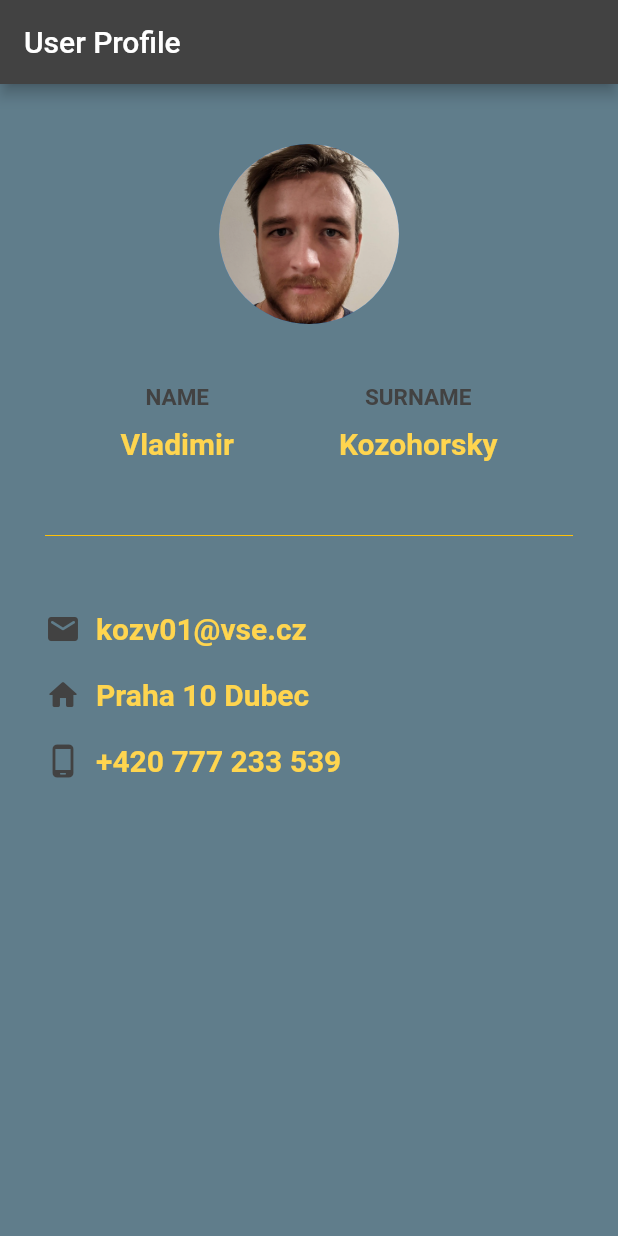
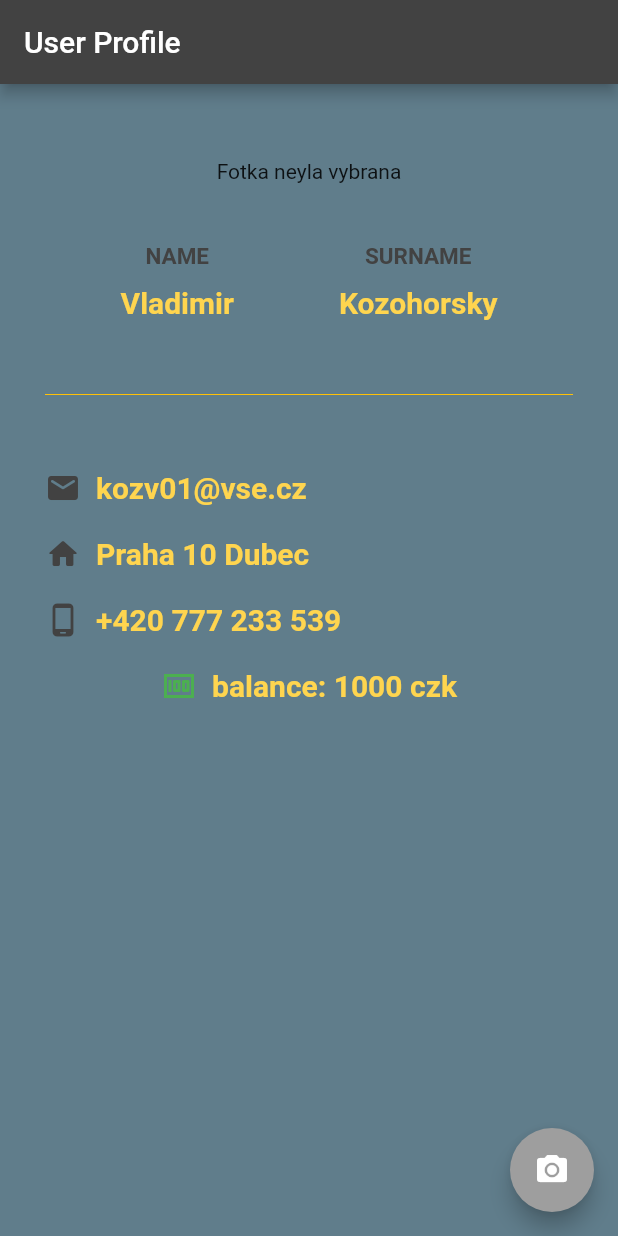
Before and after one commit to kozohorsky/flutterApp, a Flutter app: the screen it shows after launch, on a phone screen of 412 x 824 dp. Run offline on Flutter 3.47's test engine with Material 2 defaults, Android fonts, the phone set to English and light mode, and no system bars; our stand-ins replace image_picker.

Commit message:
last commit

```diff
--- /dev/null
+++ b/flutter_app/lib/customer.dart
@@ -0,0 +1,18 @@
+class Customer {
+  String name;
+  String surname;
+  String address;
+  String email;
+  String phone;
+  String photo;
+  int balance;
+
+  Customer(
+      {this.name,
+      this.surname,
+      this.address,
+      this.email,
+      this.phone,
+      this.photo,
+      this.balance});
+}
--- a/flutter_app/lib/main.dart
+++ b/flutter_app/lib/main.dart
@@ -1,8 +1,49 @@
+import 'dart:io';
+import 'dart:developer';
 import 'package:flutter/material.dart';
+import 'package:image_picker/image_picker.dart';
+import 'customer.dart';
 
 void main() => runApp(MaterialApp(home: Home()));
 
-class Home extends StatelessWidget {
+class Home extends StatefulWidget {
+  List<Customer> customers = [
+    Customer(
+        name: 'Vladimir',
+        surname: 'Kozohorsky',
+        address: 'Praha 10',
+        email: 'kozv01@vse.cz',
+        phone: '777 233 539',
+        photo: 'avatar.png',
+        balance: 1000),
+    Customer(
+        name: 'Monika',
+        surname: 'Kozohorska',
+        address: 'Praha 10',
+        email: 'monika.k@seznam.cz',
+        phone: '777 233 538',
+        photo: 'stockapp.png',
+        balance: 20)
+  ];
+
+  @override
+  _HomeState createState() => _HomeState();
+}
+
+class _HomeState extends State<Home> {
+  int cash = 1000;
+  File _image;
+  final imagePicker = ImagePicker();
+  Future getImage() async {
+    final image = await imagePicker.getImage(source: ImageSource.camera);
+    setState(() {
+
+      _image = File(image.path);
+
+    });
+    log(_image.path);
+  }
+
   @override
   Widget build(BuildContext context) {
     return Scaffold(
@@ -11,15 +52,28 @@ class Home extends StatelessWidget {
         title: Text('User Profile'),
         backgroundColor: Colors.grey[800],
       ),
-      body: Padding(
+      floatingActionButton: FloatingActionButton(
+          backgroundColor: Colors.grey,
+          onPressed: getImage,
+          child: Icon(Icons.camera_alt)),
+      body: SingleChildScrollView(
+        padding: EdgeInsets.fromLTRB(0.0, 0.0, 0.0, 30.0),
+        child:       Padding(
         padding: EdgeInsets.fromLTRB(30.0, 40.0, 30.0, 0.0),
         child: Column(
           children: <Widget>[
             Center(
-              child: CircleAvatar(
-                backgroundImage: AssetImage('assets/avatar.png'),
-                radius: 60.0,
-              ),
+             child: Container(
+               padding: EdgeInsets.fromLTRB(60.0, 10.0, 60.0, 0.0),
+  child: _image == null ? Text("Fotka neyla vybrana") : Image.file(_image)
+)
+             // child: CircleAvatar(
+              //  backgroundImage: _image == null
+              //      ? AssetImage('assets/avatar.png')
+              //      : AssetImage(_image.path),
+              //  radius: 60.0,
+             // ),
+              //child: _image == null ? Text("Fotka neyla vybrana") : Image.file(_image)
             ),
             SizedBox(height: 40.0),
             Row(
@@ -98,9 +152,24 @@ class Home extends StatelessWidget {
                         fontSize: 20.0))
               ],
             ),
+            SizedBox(height: 20.0),
+            Row(
+              mainAxisAlignment: MainAxisAlignment.center,
+              children: <Widget>[
+                Icon(Icons.money, color: Colors.green),
+                SizedBox(width: 10.0),
+                Text('balance: $cash czk',
+                    style: TextStyle(
+                        color: Colors.amber[300],
+                        fontWeight: FontWeight.bold,
+                        fontSize: 20.0))
+              ],
+            ),
           ],
         ),
       ),
+      ),
+
     );
   }
 }
--- a/flutter_app/pubspec.yaml
+++ b/flutter_app/pubspec.yaml
@@ -3,7 +3,7 @@ description: A new Flutter project.
 
 # The following line prevents the package from being accidentally published to
 # pub.dev using `pub publish`. This is preferred for private packages.
-publish_to: 'none' # Remove this line if you wish to publish to pub.dev
+publish_to: "none" # Remove this line if you wish to publish to pub.dev
 
 # The following defines the version and build number for your application.
 # A version number is three numbers separated by dots, like 1.2.43
@@ -24,10 +24,11 @@ dependencies:
   flutter:
     sdk: flutter
 
-
   # The following adds the Cupertino Icons font to your application.
   # Use with the CupertinoIcons class for iOS style icons.
   cupertino_icons: ^1.0.0
+  path_provider: ^1.6.28
+  image_picker: ^0.6.7
 
 dev_dependencies:
   flutter_test:
@@ -38,7 +39,6 @@ dev_dependencies:
 
 # The following section is specific to Flutter.
 flutter:
-
   # The following line ensures that the Material Icons font is
   # included with your application, so that you can use the icons in
   # the material Icons class.
```
Also changed, not shown: flutter_app/pubspec.lock, 7 other files.
